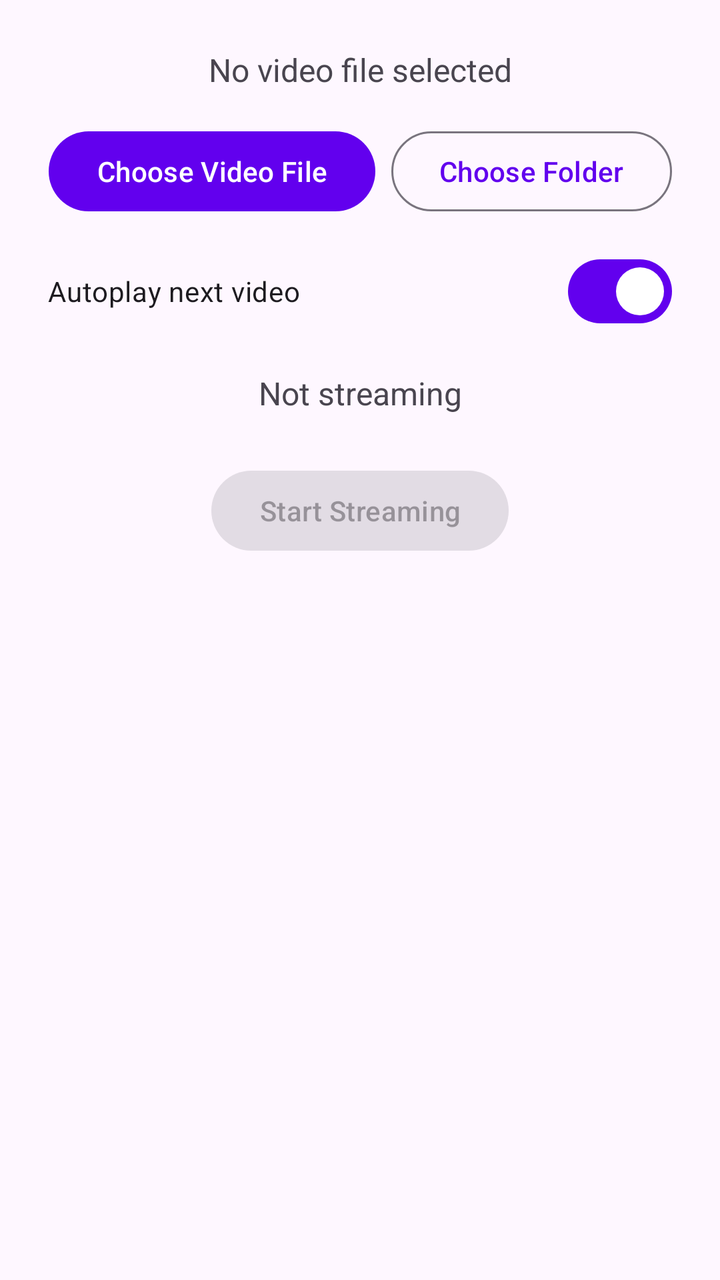
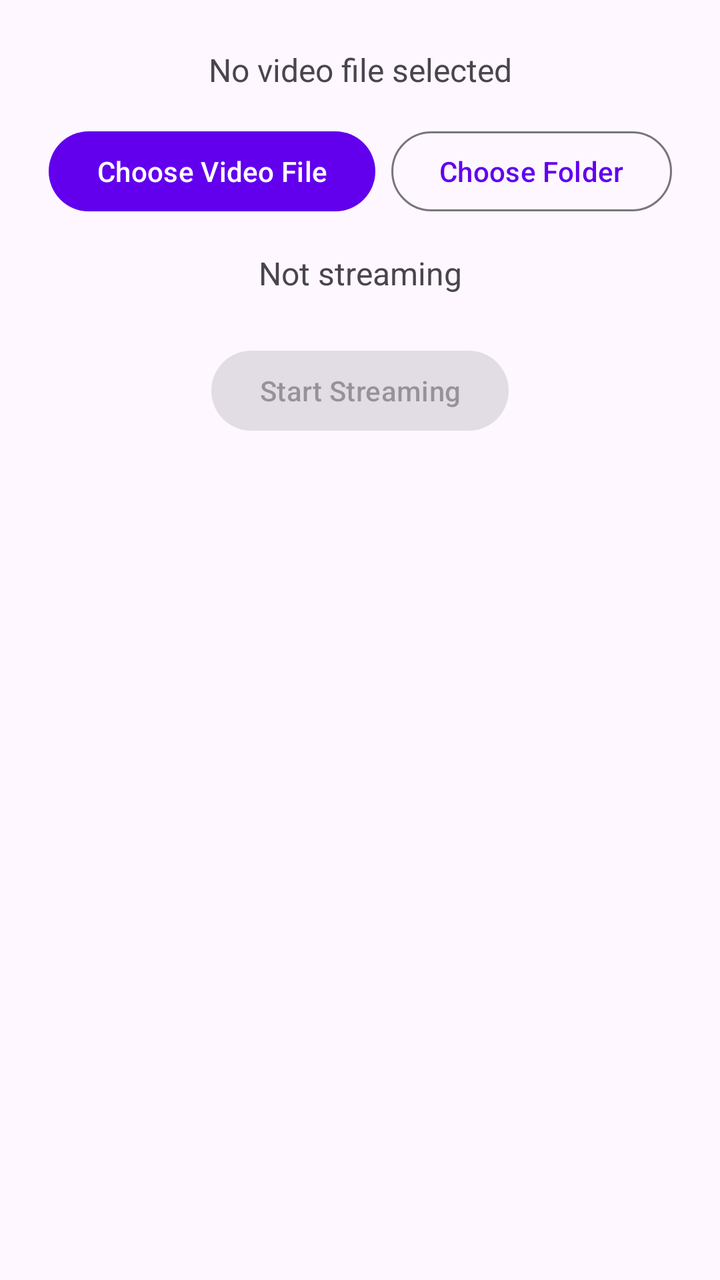

Screens rendered from an Android XML layout before and after an edit, with the pre-edit source and the edit as a unified diff.
<!-- AndroidManifest.xml: application theme Theme.VideoStreamLocal -->
<!-- res/layout/activity_host.xml -->
<?xml version="1.0" encoding="utf-8"?>
<androidx.constraintlayout.widget.ConstraintLayout xmlns:android="http://schemas.android.com/apk/res/android"
    xmlns:app="http://schemas.android.com/apk/res-auto"
    xmlns:tools="http://schemas.android.com/tools"
    android:layout_width="match_parent"
    android:layout_height="match_parent"
    android:padding="24dp"
    tools:context=".HostActivity">

    <TextView
        android:id="@+id/selectedFileText"
        android:layout_width="0dp"
        android:layout_height="wrap_content"
        android:gravity="center"
        android:textSize="16sp"
        android:text="@string/no_video_selected"
        app:layout_constraintTop_toTopOf="parent"
        app:layout_constraintStart_toStartOf="parent"
        app:layout_constraintEnd_toEndOf="parent" />

    <LinearLayout
        android:id="@+id/pickerButtons"
        android:layout_width="wrap_content"
        android:layout_height="wrap_content"
        android:layout_marginTop="16dp"
        android:orientation="horizontal"
        app:layout_constraintTop_toBottomOf="@id/selectedFileText"
        app:layout_constraintStart_toStartOf="parent"
        app:layout_constraintEnd_toEndOf="parent">

        <com.google.android.material.button.MaterialButton
            android:id="@+id/chooseFileButton"
            android:layout_width="wrap_content"
            android:layout_height="wrap_content"
            android:layout_marginEnd="8dp"
            android:text="@string/choose_video" />

        <com.google.android.material.button.MaterialButton
            android:id="@+id/chooseFolderButton"
            style="@style/Widget.Material3.Button.OutlinedButton"
            android:layout_width="wrap_content"
            android:layout_height="wrap_content"
            android:text="@string/choose_folder" />

    </LinearLayout>

    <ImageView
        android:id="@+id/thumbnailPreview"
        android:layout_width="0dp"
        android:layout_height="180dp"
        android:layout_marginTop="16dp"
        android:background="#000000"
        android:scaleType="centerCrop"
        android:visibility="gone"
        android:contentDescription="@string/selected_video_thumbnail"
        app:layout_constraintTop_toBottomOf="@id/pickerButtons"
        app:layout_constraintStart_toStartOf="parent"
        app:layout_constraintEnd_toEndOf="parent"
        tools:visibility="visible" />

    <LinearLayout
        android:id="@+id/optionsSection"
        android:layout_width="0dp"
        android:layout_height="wrap_content"
        android:layout_marginTop="8dp"
        android:orientation="vertical"
        app:layout_constraintTop_toBottomOf="@id/thumbnailPreview"
        app:layout_constraintStart_toStartOf="parent"
        app:layout_constraintEnd_toEndOf="parent">

        <com.google.android.material.materialswitch.MaterialSwitch
            android:id="@+id/flattenSwitch"
            android:layout_width="match_parent"
            android:layout_height="wrap_content"
            android:visibility="gone"
            android:text="@string/option_flatten_folders"
            tools:visibility="visible" />

        <LinearLayout
            android:id="@+id/sortOptionRow"
            android:layout_width="match_parent"
            android:layout_height="wrap_content"
            android:layout_marginTop="4dp"
            android:gravity="center_vertical"
            android:orientation="horizontal"
            android:visibility="gone"
            tools:visibility="visible">

            <TextView
                android:layout_width="wrap_content"
                android:layout_height="wrap_content"
                android:layout_marginEnd="8dp"
                android:text="@string/option_default_sort" />

            <Spinner
                android:id="@+id/defaultSortSpinner"
                android:layout_width="0dp"
                android:layout_height="wrap_content"
                android:layout_weight="1" />

        </LinearLayout>

        <com.google.android.material.materialswitch.MaterialSwitch
            android:id="@+id/autoplaySwitch"
            android:layout_width="match_parent"
            android:layout_height="wrap_content"
            android:layout_marginTop="4dp"
            android:checked="true"
            android:text="@string/option_autoplay_next" />

    </LinearLayout>

    <TextView
        android:id="@+id/statusText"
        android:layout_width="0dp"
        android:layout_height="wrap_content"
        android:layout_marginTop="16dp"
        android:gravity="center"
        android:textSize="16sp"
        android:text="@string/status_idle"
        app:layout_constraintTop_toBottomOf="@id/optionsSection"
        app:layout_constraintStart_toStartOf="parent"
        app:layout_constraintEnd_toEndOf="parent" />

    <com.google.android.material.button.MaterialButton
        android:id="@+id/toggleButton"
        android:layout_width="wrap_content"
        android:layout_height="wrap_content"
        android:layout_marginTop="24dp"
        android:enabled="false"
        android:text="@string/start_streaming"
        app:layout_constraintTop_toBottomOf="@id/statusText"
        app:layout_constraintStart_toStartOf="parent"
        app:layout_constraintEnd_toEndOf="parent" />

</androidx.constraintlayout.widget.ConstraintLayout>
<!-- resources referenced by this layout -->
<resources>
  <string name="choose_folder">Choose Folder</string>
  <string name="choose_video">Choose Video File</string>
  <string name="no_video_selected">No video file selected</string>
  <string name="option_autoplay_next">Autoplay next video</string>
  <string name="option_default_sort">Default sort:</string>
  <string name="option_flatten_folders">Show all videos in one list (ignore folder structure)</string>
  <string name="selected_video_thumbnail">Selected video thumbnail</string>
  <string name="start_streaming">Start Streaming</string>
  <string name="status_idle">Not streaming</string>
  <style name="Theme.VideoStreamLocal" parent="Theme.Material3.DayNight.NoActionBar">
          <item name="colorPrimary">@color/purple_500</item>
      </style>
  <color name="purple_500">#FF6200EE</color>
</resources>

<!-- the commit's change to res/layout/activity_host.xml (unified diff, before → after) -->
@@ -59,54 +59,29 @@
         tools:visibility="visible" />
 
     <LinearLayout
-        android:id="@+id/optionsSection"
+        android:id="@+id/sortOptionRow"
         android:layout_width="0dp"
         android:layout_height="wrap_content"
-        android:layout_marginTop="8dp"
-        android:orientation="vertical"
+        android:layout_marginTop="16dp"
+        android:gravity="center_vertical"
+        android:orientation="horizontal"
+        android:visibility="gone"
         app:layout_constraintTop_toBottomOf="@id/thumbnailPreview"
         app:layout_constraintStart_toStartOf="parent"
-        app:layout_constraintEnd_toEndOf="parent">
+        app:layout_constraintEnd_toEndOf="parent"
+        tools:visibility="visible">
 
-        <com.google.android.material.materialswitch.MaterialSwitch
-            android:id="@+id/flattenSwitch"
-            android:layout_width="match_parent"
+        <TextView
+            android:layout_width="wrap_content"
             android:layout_height="wrap_content"
-            android:visibility="gone"
-            android:text="@string/option_flatten_folders"
-            tools:visibility="visible" />
+            android:layout_marginEnd="8dp"
+            android:text="@string/option_default_sort" />
 
-        <LinearLayout
-            android:id="@+id/sortOptionRow"
-            android:layout_width="match_parent"
+        <Spinner
+            android:id="@+id/defaultSortSpinner"
+            android:layout_width="0dp"
             android:layout_height="wrap_content"
-            android:layout_marginTop="4dp"
-            android:gravity="center_vertical"
-            android:orientation="horizontal"
-            android:visibility="gone"
-            tools:visibility="visible">
-
-            <TextView
-                android:layout_width="wrap_content"
-                android:layout_height="wrap_content"
-                android:layout_marginEnd="8dp"
-                android:text="@string/option_default_sort" />
-
-            <Spinner
-                android:id="@+id/defaultSortSpinner"
-                android:layout_width="0dp"
-                android:layout_height="wrap_content"
-                android:layout_weight="1" />
-
-        </LinearLayout>
-
-        <com.google.android.material.materialswitch.MaterialSwitch
-            android:id="@+id/autoplaySwitch"
-            android:layout_width="match_parent"
-            android:layout_height="wrap_content"
-            android:layout_marginTop="4dp"
-            android:checked="true"
-            android:text="@string/option_autoplay_next" />
+            android:layout_weight="1" />
 
     </LinearLayout>
 
@@ -118,7 +93,7 @@
         android:gravity="center"
         android:textSize="16sp"
         android:text="@string/status_idle"
-        app:layout_constraintTop_toBottomOf="@id/optionsSection"
+        app:layout_constraintTop_toBottomOf="@id/sortOptionRow"
         app:layout_constraintStart_toStartOf="parent"
         app:layout_constraintEnd_toEndOf="parent" />
 
<!-- resource entries referenced after the edit -->
@@ -3,9 +3,7 @@
   <string name="choose_folder">Choose Folder</string>
   <string name="choose_video">Choose Video File</string>
   <string name="no_video_selected">No video file selected</string>
-  <string name="option_autoplay_next">Autoplay next video</string>
   <string name="option_default_sort">Default sort:</string>
-  <string name="option_flatten_folders">Show all videos in one list (ignore folder structure)</string>
   <string name="selected_video_thumbnail">Selected video thumbnail</string>
   <string name="start_streaming">Start Streaming</string>
   <string name="status_idle">Not streaming</string>
